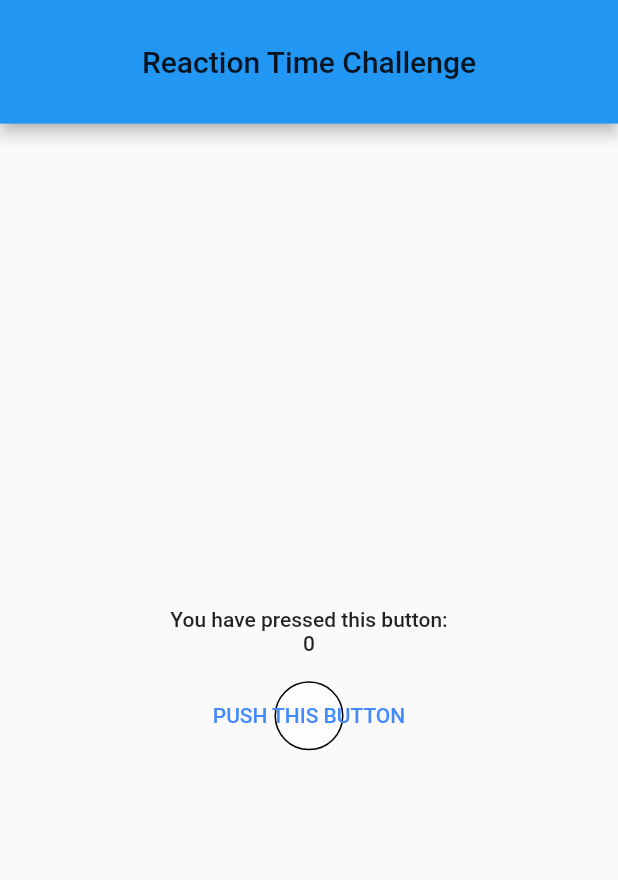
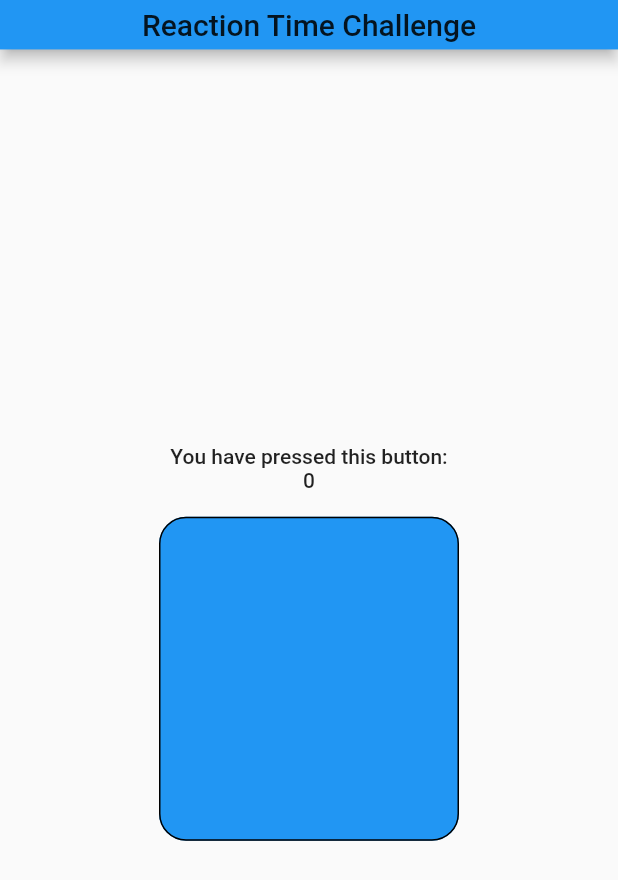
Before and after one commit to albu-alex/ReactionTime, a Flutter app: the screen it shows after launch, on a phone screen of 412 x 824 dp. Shown: the top 880 px of the screen. Run offline on Flutter 3.47's test engine with Material 2 defaults, Android fonts, the phone set to English and light mode, and no system bars.

Commit message:
button with counter accomplished

```diff
--- a/lib/main.dart
+++ b/lib/main.dart
@@ -5,7 +5,6 @@ void main() {
 }
 
 class MyApp extends StatelessWidget {
-  // This widget is the root of your application.
   @override
   Widget build(BuildContext context) {
     return MaterialApp(
@@ -62,7 +61,7 @@ class MyRoundButton extends State<MyHomePage>{
       appBar: AppBar(
         title: Text(widget.title),
         centerTitle: true,
-        toolbarHeight: MediaQuery.of(context).size.height / 10,
+        toolbarHeight: MediaQuery.of(context).size.height / 25,
       ),
       body: Center(
         child: Column(
@@ -78,15 +77,14 @@ class MyRoundButton extends State<MyHomePage>{
             ),
             TextButton(
               child: Text(
-                "PUSH THIS BUTTON",
-                style: TextStyle(fontSize: 14)
+                "",
               ),
               style: ButtonStyle(
-                  padding: MaterialStateProperty.all<EdgeInsets>(EdgeInsets.all(15)),
-                  foregroundColor: MaterialStateProperty.all<Color>(Colors.blueAccent),
-                  backgroundColor: MaterialStateProperty.all<Color>(Colors.white60),
-                  shape: MaterialStateProperty.all<CircleBorder>(
-                      CircleBorder(
+                  padding: MaterialStateProperty.all<EdgeInsets>(EdgeInsets.all(100)),
+                  backgroundColor: MaterialStateProperty.all<Color>(Colors.blue),
+                  shape: MaterialStateProperty.all<RoundedRectangleBorder>(
+                      RoundedRectangleBorder(
+                          borderRadius: BorderRadius.circular(18.0),
                           side: BorderSide(color: Colors.black)
                       ),
                   ),
```
